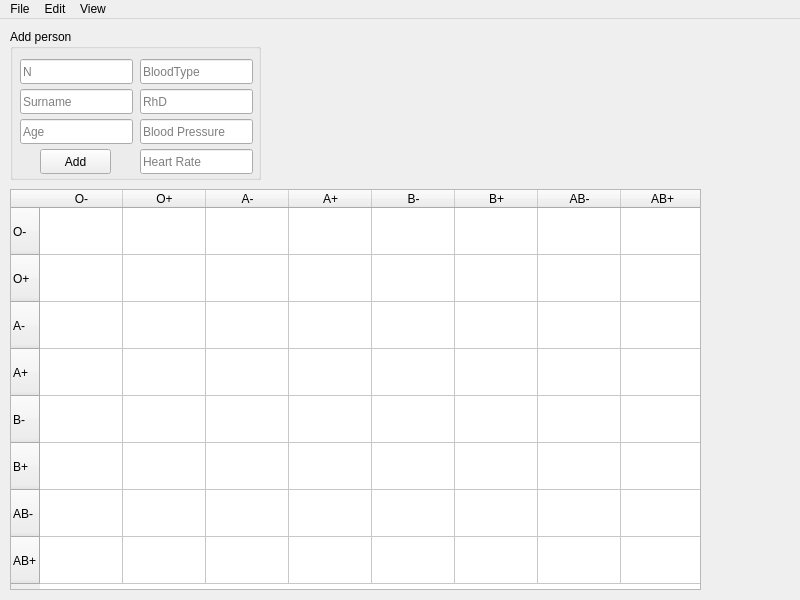
Before: the Qt Designer form OOP/cw/mainwindow.ui in geekylthyosaur/lpnu, drawn with Qt 5.
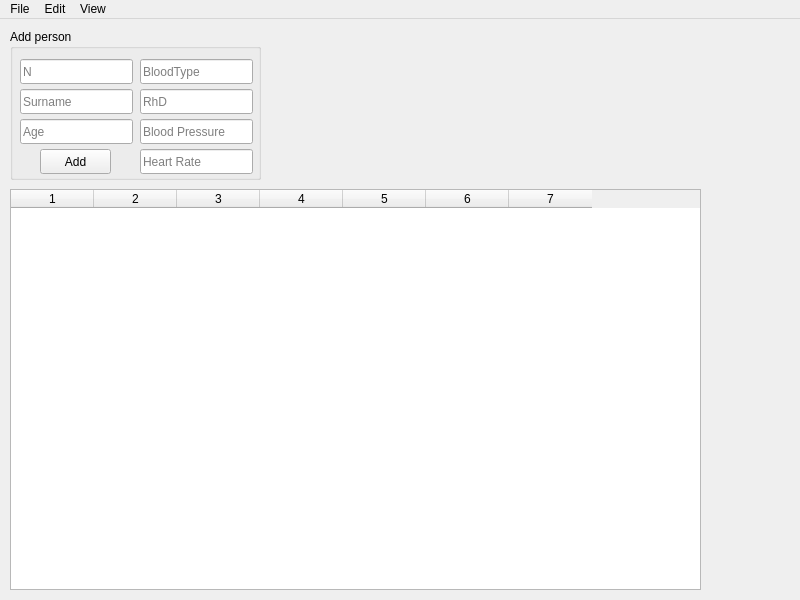
After: the same form once the commit is applied.

Patch:
```diff
--- a/OOP/cw/mainwindow.ui
+++ b/OOP/cw/mainwindow.ui
@@ -247,6 +247,12 @@
     <property name="horizontalScrollMode">
      <enum>QAbstractItemView::ScrollPerPixel</enum>
     </property>
+    <property name="rowCount">
+     <number>0</number>
+    </property>
+    <property name="columnCount">
+     <number>7</number>
+    </property>
     <attribute name="horizontalHeaderDefaultSectionSize">
      <number>83</number>
     </attribute>
@@ -256,86 +262,13 @@
     <attribute name="verticalHeaderDefaultSectionSize">
      <number>47</number>
     </attribute>
-    <row>
-     <property name="text">
-      <string>O-</string>
-     </property>
-    </row>
-    <row>
-     <property name="text">
-      <string>O+</string>
-     </property>
-    </row>
-    <row>
-     <property name="text">
-      <string>A-</string>
-     </property>
-    </row>
-    <row>
-     <property name="text">
-      <string>A+</string>
-     </property>
-    </row>
-    <row>
-     <property name="text">
-      <string>B-</string>
-     </property>
-    </row>
-    <row>
-     <property name="text">
-      <string>B+</string>
-     </property>
-    </row>
-    <row>
-     <property name="text">
-      <string>AB-</string>
-     </property>
-    </row>
-    <row>
-     <property name="text">
-      <string>AB+</string>
-     </property>
-    </row>
-    <column>
-     <property name="text">
-      <string>O-</string>
-     </property>
-    </column>
-    <column>
-     <property name="text">
-      <string>O+</string>
-     </property>
-    </column>
-    <column>
-     <property name="text">
-      <string>A-</string>
-     </property>
-    </column>
-    <column>
-     <property name="text">
-      <string>A+</string>
-     </property>
-    </column>
-    <column>
-     <property name="text">
-      <string>B-</string>
-     </property>
-    </column>
-    <column>
-     <property name="text">
-      <string>B+</string>
-     </property>
-    </column>
-    <column>
-     <property name="text">
-      <string>AB-</string>
-     </property>
-    </column>
-    <column>
-     <property name="text">
-      <string>AB+</string>
-     </property>
-    </column>
+    <column/>
+    <column/>
+    <column/>
+    <column/>
+    <column/>
+    <column/>
+    <column/>
    </widget>
   </widget>
   <widget class="QMenuBar" name="menubar">
```
